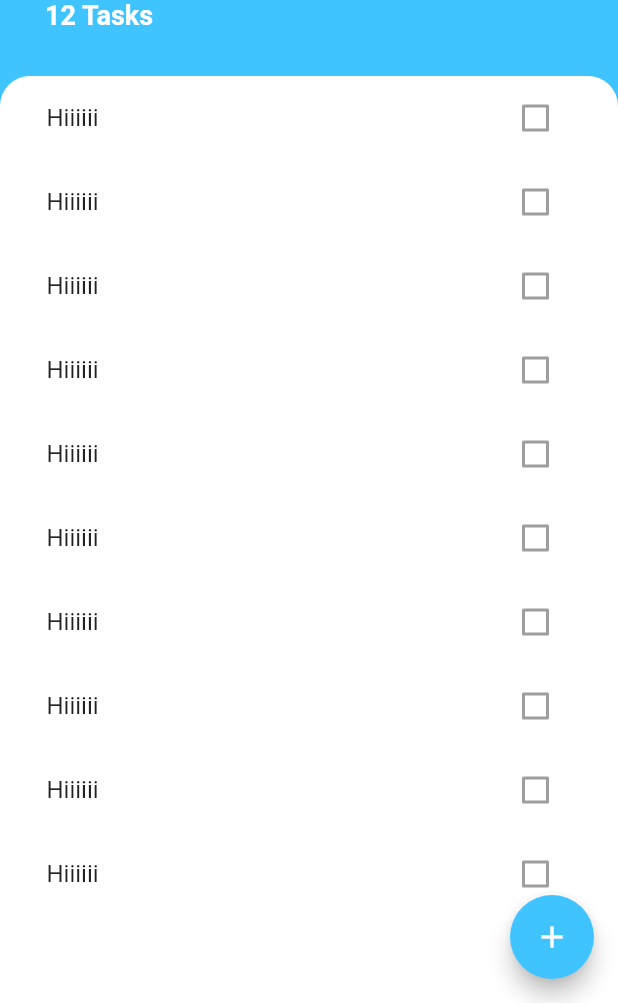
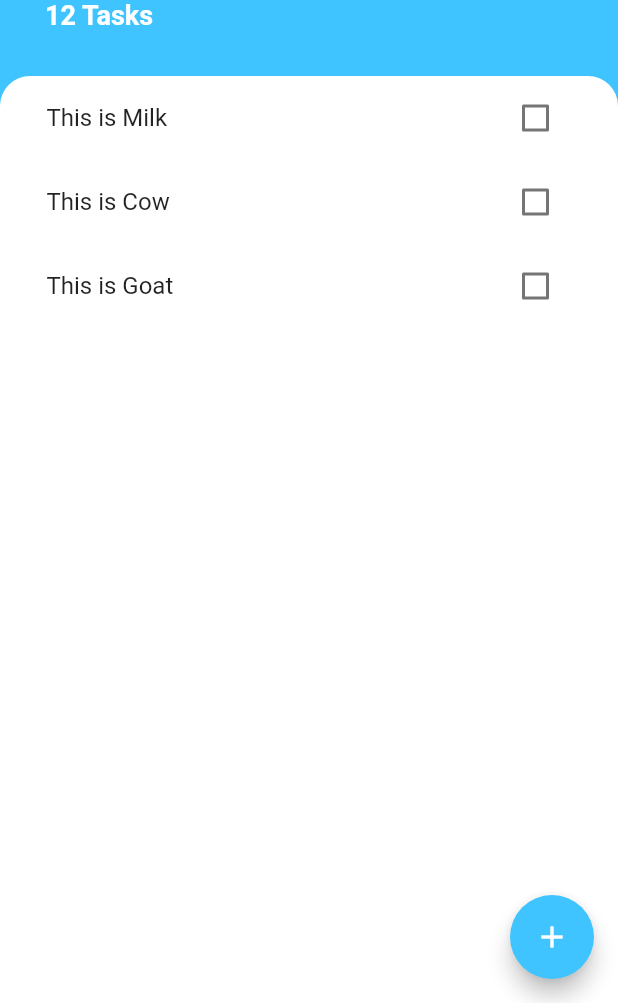
Before and after one commit to mohaknigam/TodoApp, a Flutter app: the screen it shows after launch, on a phone screen of 412 x 824 dp, the part 233-1236 px from its top. Run offline on Flutter 3.47's test engine with Material 2 defaults, Android fonts, the phone set to English and light mode, and no system bars.

Commit message:
basic UI 2

```diff
--- /dev/null
+++ b/lib/Models/task.dart
@@ -0,0 +1,10 @@
+class Task {
+  final String name;
+  bool isDone;
+
+  Task({this.name, this.isDone = false});
+
+  void toggleDone() {
+    isDone = !isDone;
+  }
+}
--- a/lib/widgets/task_tile.dart
+++ b/lib/widgets/task_tile.dart
@@ -1,12 +1,25 @@
 import 'package:flutter/material.dart';
 
 class TaskTile extends StatelessWidget {
+  final bool isChecked;
+  String title;
+  final Function checkboxCallback;
+
+  TaskTile({this.isChecked, this.title, this.checkboxCallback});
+
   @override
   Widget build(BuildContext context) {
     return ListTile(
-      title: Text('Hiiiiii'),
+      title: Text(
+        title,
+        style: TextStyle(
+          decoration: isChecked ? TextDecoration.lineThrough : null,
+        ),
+      ),
       trailing: Checkbox(
-        value: false,
+        activeColor: Colors.lightBlueAccent,
+        value: isChecked,
+        onChanged: checkboxCallback,
       ),
     );
   }
--- a/lib/widgets/tasks_list.dart
+++ b/lib/widgets/tasks_list.dart
@@ -1,22 +1,32 @@
 import 'package:flutter/material.dart';
 import 'package:x_penditure/widgets/task_tile.dart';
+import 'package:x_penditure/Models/task.dart';
 
-class TasksList extends StatelessWidget {
+class TasksList extends StatefulWidget {
+  @override
+  _TasksListState createState() => _TasksListState();
+}
+
+class _TasksListState extends State<TasksList> {
+  List<Task> tasks = [
+    Task(name: 'This is Milk'),
+    Task(name: 'This is Cow'),
+    Task(name: 'This is Goat'),
+  ];
   @override
   Widget build(BuildContext context) {
-    return ListView(
-      children: [
-        TaskTile(),
-        TaskTile(),
-        TaskTile(),
-        TaskTile(),
-        TaskTile(),
-        TaskTile(),
-        TaskTile(),
-        TaskTile(),
-        TaskTile(),
-        TaskTile(),
-      ],
+    return ListView.builder(
+      itemBuilder: (context, index) {
+        return TaskTile(
+            title: tasks[index].name,
+            isChecked: tasks[index].isDone,
+            checkboxCallback: (bool newValue) {
+              setState(() {
+                tasks[index].toggleDone();
+              });
+            });
+      },
+      itemCount: tasks.length,
     );
   }
 }
```
